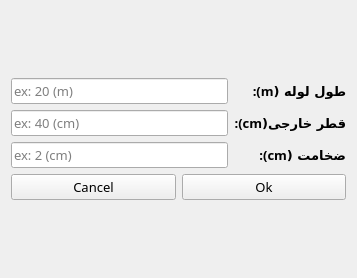
Above: OutputlineWidget.ui from mhsh88/qtdesigner before the change. Below: the same form after it.
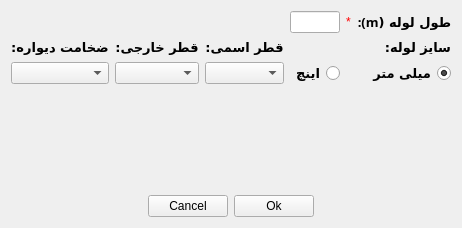
That is the form after the change. Icons and pictures are not drawn.

```diff
--- a/OutputlineWidget.ui
+++ b/OutputlineWidget.ui
@@ -6,16 +6,10 @@
    <rect>
     <x>0</x>
     <y>0</y>
-    <width>357</width>
-    <height>278</height>
+    <width>385</width>
+    <height>228</height>
    </rect>
   </property>
-  <property name="font">
-   <font>
-    <family>B Mitra</family>
-    <pointsize>10</pointsize>
-   </font>
-  </property>
   <property name="windowTitle">
    <string>اطلاعات خط لوله بعد از هیتر</string>
   </property>
@@ -25,101 +19,222 @@
   </property>
   <layout class="QVBoxLayout" name="verticalLayout">
    <item>
-    <layout class="QGridLayout" name="gridLayout_2">
+    <layout class="QGridLayout" name="gridLayout_3">
      <item row="0" column="0">
-      <layout class="QGridLayout" name="gridLayout">
-       <item row="2" column="1">
-        <widget class="QLabel" name="label_3">
-         <property name="font">
-          <font>
-           <family>B Mitra</family>
-           <pointsize>10</pointsize>
-           <weight>75</weight>
-           <bold>true</bold>
-          </font>
-         </property>
-         <property name="text">
-          <string>ضخامت (cm):</string>
-         </property>
-        </widget>
-       </item>
+      <layout class="QGridLayout" name="gridLayout_2">
        <item row="2" column="0">
-        <widget class="QLineEdit" name="lineEdit_3">
-         <property name="text">
-          <string/>
+        <spacer name="verticalSpacer">
+         <property name="orientation">
+          <enum>Qt::Vertical</enum>
          </property>
-         <property name="placeholderText">
-          <string>ex: 2 (cm)</string>
+         <property name="sizeHint" stdset="0">
+          <size>
+           <width>20</width>
+           <height>40</height>
+          </size>
          </property>
-        </widget>
+        </spacer>
+       </item>
+       <item row="3" column="0">
+        <layout class="QHBoxLayout" name="horizontalLayout">
+         <item>
+          <spacer name="horizontalSpacer">
+           <property name="orientation">
+            <enum>Qt::Horizontal</enum>
+           </property>
+           <property name="sizeHint" stdset="0">
+            <size>
+             <width>40</width>
+             <height>20</height>
+            </size>
+           </property>
+          </spacer>
+         </item>
+         <item>
+          <widget class="QPushButton" name="pushButton">
+           <property name="text">
+            <string>Cancel</string>
+           </property>
+          </widget>
+         </item>
+         <item>
+          <widget class="QPushButton" name="pushButton_2">
+           <property name="text">
+            <string>Ok</string>
+           </property>
+          </widget>
+         </item>
+         <item>
+          <spacer name="horizontalSpacer_2">
+           <property name="orientation">
+            <enum>Qt::Horizontal</enum>
+           </property>
+           <property name="sizeHint" stdset="0">
+            <size>
+             <width>40</width>
+             <height>20</height>
+            </size>
+           </property>
+          </spacer>
+         </item>
+        </layout>
        </item>
        <item row="0" column="0">
-        <widget class="QLineEdit" name="lineEdit">
-         <property name="text">
-          <string/>
-         </property>
-         <property name="placeholderText">
-          <string>ex: 20 (m)</string>
-         </property>
-        </widget>
-       </item>
-       <item row="0" column="1">
-        <widget class="QLabel" name="label">
-         <property name="font">
-          <font>
-           <family>B Mitra</family>
-           <pointsize>10</pointsize>
-           <weight>75</weight>
-           <bold>true</bold>
-          </font>
-         </property>
-         <property name="text">
-          <string>طول لوله (m):</string>
-         </property>
-        </widget>
-       </item>
-       <item row="1" column="0">
-        <widget class="QLineEdit" name="lineEdit_2">
-         <property name="text">
-          <string/>
-         </property>
-         <property name="placeholderText">
-          <string>ex: 40 (cm)</string>
-         </property>
-        </widget>
-       </item>
-       <item row="1" column="1">
-        <widget class="QLabel" name="label_2">
-         <property name="font">
-          <font>
-           <family>B Mitra</family>
-           <pointsize>10</pointsize>
-           <weight>75</weight>
-           <bold>true</bold>
-          </font>
-         </property>
-         <property name="text">
-          <string>قطر خارجی(cm):</string>
-         </property>
-        </widget>
-       </item>
-      </layout>
-     </item>
-     <item row="1" column="0">
-      <layout class="QHBoxLayout" name="horizontalLayout">
-       <item>
-        <widget class="QPushButton" name="pushButton">
-         <property name="text">
-          <string>Cancel</string>
-         </property>
-        </widget>
-       </item>
-       <item>
-        <widget class="QPushButton" name="pushButton_2">
-         <property name="text">
-          <string>Ok</string>
-         </property>
-        </widget>
+        <layout class="QGridLayout" name="gridLayout">
+         <item row="0" column="3">
+          <widget class="QLineEdit" name="lineEdit">
+           <property name="text">
+            <string/>
+           </property>
+          </widget>
+         </item>
+         <item row="0" column="5">
+          <widget class="QLabel" name="label">
+           <property name="font">
+            <font>
+             <family>B Mitra</family>
+             <pointsize>10</pointsize>
+             <weight>75</weight>
+             <bold>true</bold>
+            </font>
+           </property>
+           <property name="text">
+            <string>طول لوله (m):</string>
+           </property>
+          </widget>
+         </item>
+         <item row="2" column="3">
+          <widget class="QRadioButton" name="radioButton_2">
+           <property name="font">
+            <font>
+             <family>B Mitra</family>
+             <pointsize>10</pointsize>
+             <weight>75</weight>
+             <bold>true</bold>
+            </font>
+           </property>
+           <property name="layoutDirection">
+            <enum>Qt::RightToLeft</enum>
+           </property>
+           <property name="text">
+            <string>اینچ</string>
+           </property>
+          </widget>
+         </item>
+         <item row="0" column="4">
+          <widget class="QLabel" name="label_4">
+           <property name="styleSheet">
+            <string notr="true">QLabel#label_4{ 
+
+color : red;
+
+ }</string>
+           </property>
+           <property name="text">
+            <string>*</string>
+           </property>
+          </widget>
+         </item>
+         <item row="2" column="0">
+          <widget class="QComboBox" name="comboBox_3"/>
+         </item>
+         <item row="2" column="1">
+          <widget class="QComboBox" name="comboBox_2"/>
+         </item>
+         <item row="2" column="5">
+          <widget class="QRadioButton" name="radioButton">
+           <property name="font">
+            <font>
+             <family>B Mitra</family>
+             <pointsize>10</pointsize>
+             <weight>75</weight>
+             <bold>true</bold>
+            </font>
+           </property>
+           <property name="layoutDirection">
+            <enum>Qt::RightToLeft</enum>
+           </property>
+           <property name="text">
+            <string>میلی متر</string>
+           </property>
+           <property name="checked">
+            <bool>true</bool>
+           </property>
+          </widget>
+         </item>
+         <item row="2" column="2">
+          <widget class="QComboBox" name="comboBox"/>
+         </item>
+         <item row="1" column="5">
+          <widget class="QLabel" name="label_2">
+           <property name="font">
+            <font>
+             <family>B Mitra</family>
+             <pointsize>10</pointsize>
+             <weight>75</weight>
+             <bold>true</bold>
+            </font>
+           </property>
+           <property name="text">
+            <string>سایز لوله:</string>
+           </property>
+          </widget>
+         </item>
+         <item row="1" column="2">
+          <widget class="QLabel" name="label_3">
+           <property name="font">
+            <font>
+             <family>B Mitra</family>
+             <pointsize>10</pointsize>
+             <weight>75</weight>
+             <bold>true</bold>
+            </font>
+           </property>
+           <property name="text">
+            <string>قطر اسمی:</string>
+           </property>
+           <property name="alignment">
+            <set>Qt::AlignCenter</set>
+           </property>
+          </widget>
+         </item>
+         <item row="1" column="1">
+          <widget class="QLabel" name="label_5">
+           <property name="font">
+            <font>
+             <family>B Mitra</family>
+             <pointsize>10</pointsize>
+             <weight>75</weight>
+             <bold>true</bold>
+            </font>
+           </property>
+           <property name="text">
+            <string>قطر خارجی:</string>
+           </property>
+           <property name="alignment">
+            <set>Qt::AlignCenter</set>
+           </property>
+          </widget>
+         </item>
+         <item row="1" column="0">
+          <widget class="QLabel" name="label_6">
+           <property name="font">
+            <font>
+             <family>B Mitra</family>
+             <pointsize>10</pointsize>
+             <weight>75</weight>
+             <bold>true</bold>
+            </font>
+           </property>
+           <property name="text">
+            <string>ضخامت دیواره:</string>
+           </property>
+           <property name="alignment">
+            <set>Qt::AlignCenter</set>
+           </property>
+          </widget>
+         </item>
+        </layout>
        </item>
       </layout>
      </item>
```
Left out of the diff: 11 changed lines with no effect on the pictures.
